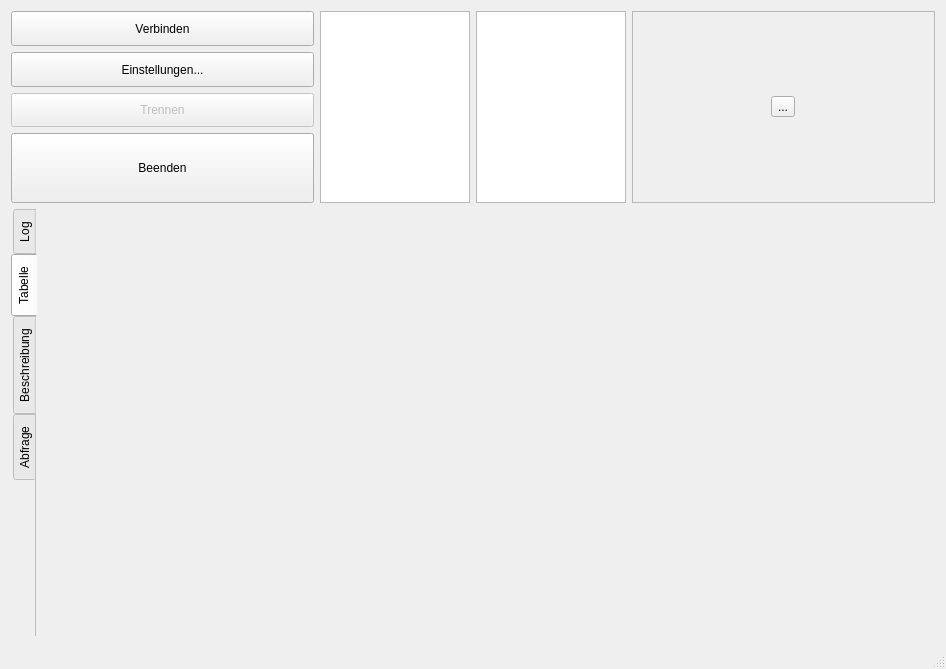
EinfachToll/MeinSQL, file hauptfenster.ui: the form before one commit.
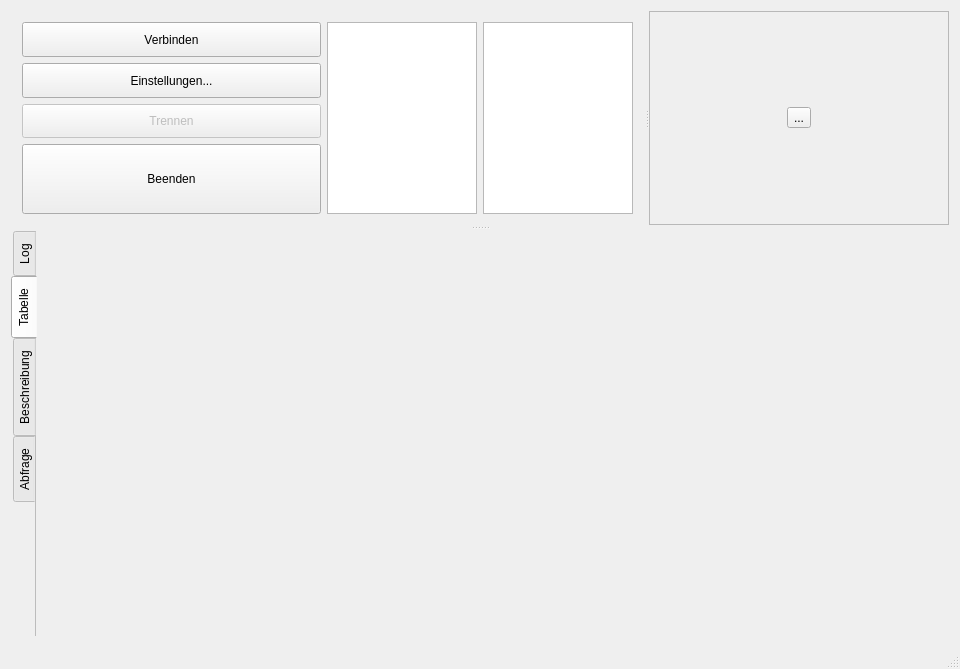
The form after the commit.

Commit message: Zwei Splitter in die GUI gemanscht

What changed in the file:
```diff
--- a/hauptfenster.ui
+++ b/hauptfenster.ui
@@ -16,6 +16,45 @@
   <widget class="QWidget" name="centralWidget">
    <layout class="QVBoxLayout" name="verticalLayout_2">
     <item>
+     <widget class="QSplitter" name="splitter_2">
+      <property name="orientation">
+       <enum>Qt::Vertical</enum>
+      </property>
+      <property name="handleWidth">
+       <number>6</number>
+      </property>
+      <property name="childrenCollapsible">
+       <bool>false</bool>
+      </property>
+      <widget class="QSplitter" name="splitter">
+       <property name="minimumSize">
+        <size>
+         <width>938</width>
+         <height>0</height>
+        </size>
+       </property>
+       <property name="frameShape">
+        <enum>QFrame::NoFrame</enum>
+       </property>
+       <property name="frameShadow">
+        <enum>QFrame::Plain</enum>
+       </property>
+       <property name="lineWidth">
+        <number>0</number>
+       </property>
+       <property name="midLineWidth">
+        <number>0</number>
+       </property>
+       <property name="orientation">
+        <enum>Qt::Horizontal</enum>
+       </property>
+       <property name="opaqueResize">
+        <bool>true</bool>
+       </property>
+       <property name="handleWidth">
+        <number>5</number>
+       </property>
+       <widget class="QWidget" name="">
      <layout class="QHBoxLayout" name="horizontalLayout_2">
       <item>
        <layout class="QVBoxLayout" name="verticalLayout" stretch="1,1,1,2">
@@ -96,7 +135,8 @@
         </property>
        </widget>
       </item>
-      <item>
+        </layout>
+       </widget>
        <widget class="QFrame" name="frame">
         <property name="minimumSize">
          <size>
@@ -130,10 +170,7 @@
          </item>
         </layout>
        </widget>
-      </item>
-     </layout>
-    </item>
-    <item>
+      </widget>
      <widget class="QTabWidget" name="tabWidget">
       <property name="sizePolicy">
        <sizepolicy hsizetype="MinimumExpanding" vsizetype="MinimumExpanding">
@@ -184,6 +221,7 @@
        <attribute name="title">
         <string>Abfrage</string>
        </attribute>
+       </widget>
       </widget>
      </widget>
     </item>
```
Lines whose indentation alone changed are shown as unchanged.
